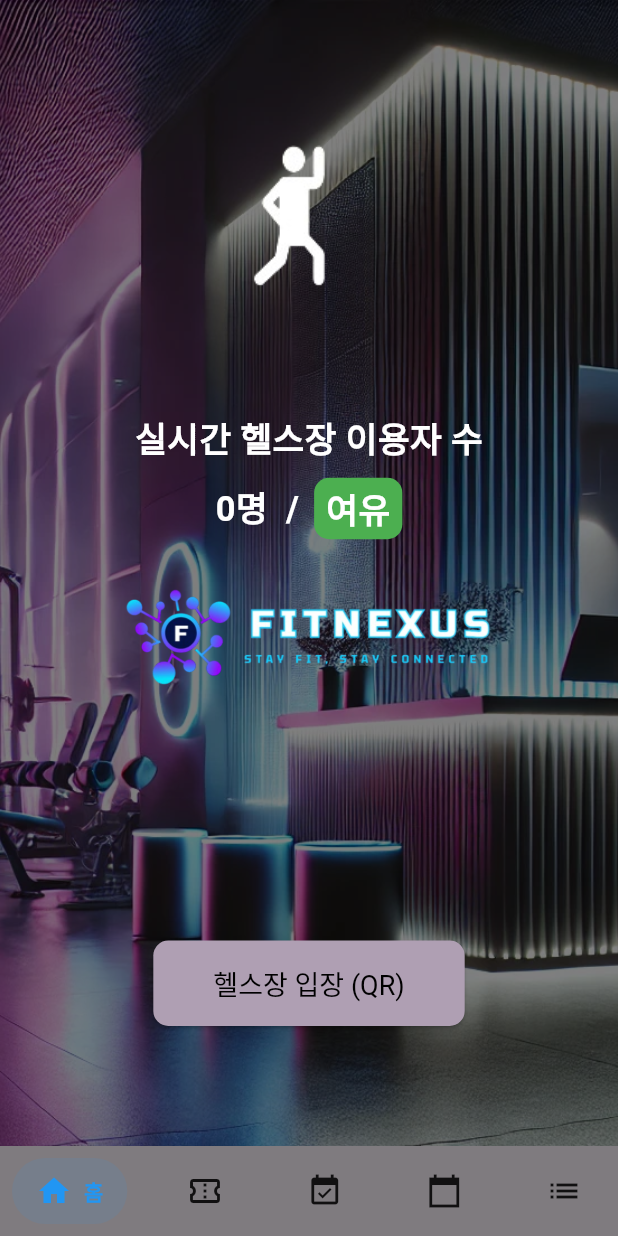
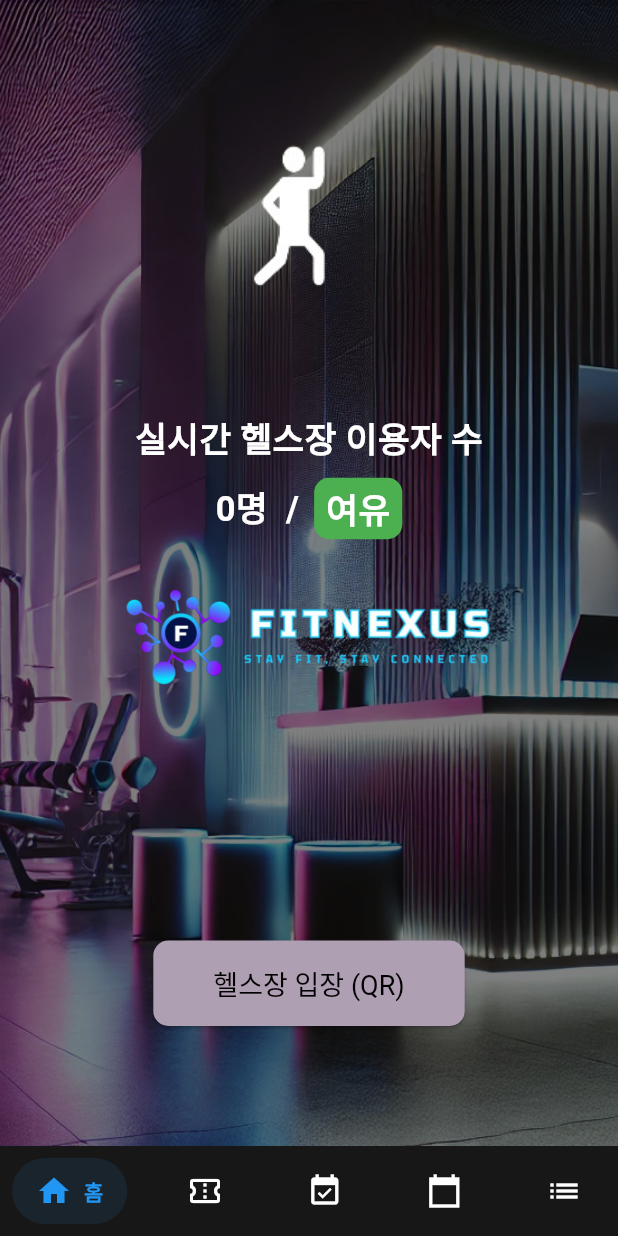
Before and after one commit to t326598/MSA9_GYM_FLUTTER, a Flutter app: the screen it shows after launch, on a phone screen of 412 x 824 dp. Run offline on Flutter 3.47's test engine with Material 3 defaults, Android fonts, the phone set to English and light mode, and no system bars; drawn by our look-alikes of salomon_bottom_bar; our stand-ins replace calendar_date_picker2, dio, flutter_secure_storage, flutter_slidable, hexcolor, modal_bottom_sheet and 2 more; missing offline and left inert: booking_calendar, flutter_neat_and_clean_calendar; accounts and stored records are empty; network calls fail.

```diff
--- a/gym_app/lib/screens/home_screen.dart
+++ b/gym_app/lib/screens/home_screen.dart
@@ -120,7 +120,19 @@
 
   @override
   Widget build(BuildContext context) {
-    return Scaffold(
+    return
+    Theme(
+        data: ThemeData(
+          scaffoldBackgroundColor: Color.fromARGB(255, 49, 47, 47),
+          colorScheme: ColorScheme.dark(
+            primary: const Color.fromARGB(255, 206, 61, 61),
+            onPrimary: const Color.fromARGB(255, 61, 18, 18),
+            surface: const Color.fromARGB(255, 105, 32, 32),
+            onSurface: Color.fromARGB(255, 159, 208, 213),
+          ),
+        ),
+        child: Scaffold(
+
       body: Stack(
         fit: StackFit.expand,
         children: [
@@ -263,10 +275,10 @@
           });
 
           if (index >= 0 && index < routes.length) {
-            Navigator.pushNamed(context, routes[index]);
+            Navigator.pushReplacementNamed(context, routes[index]);
           }
         },
       ),
-    );
+    ));
   }
 }
```
Also changed, not shown: gym_app/lib/widgets/custom_button.dart (+7 -3 lines).
